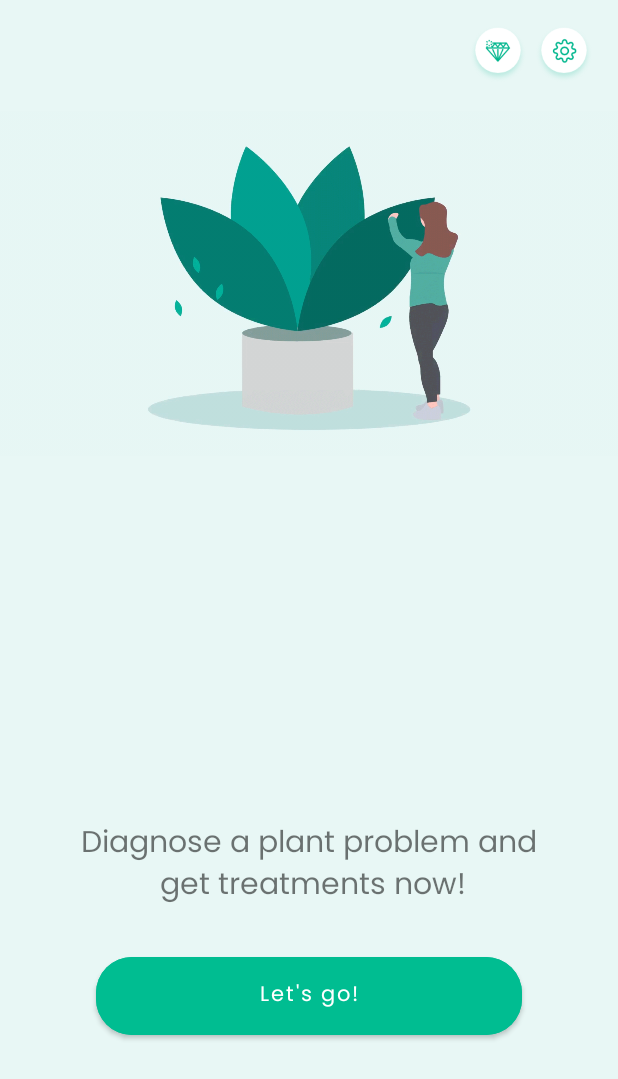
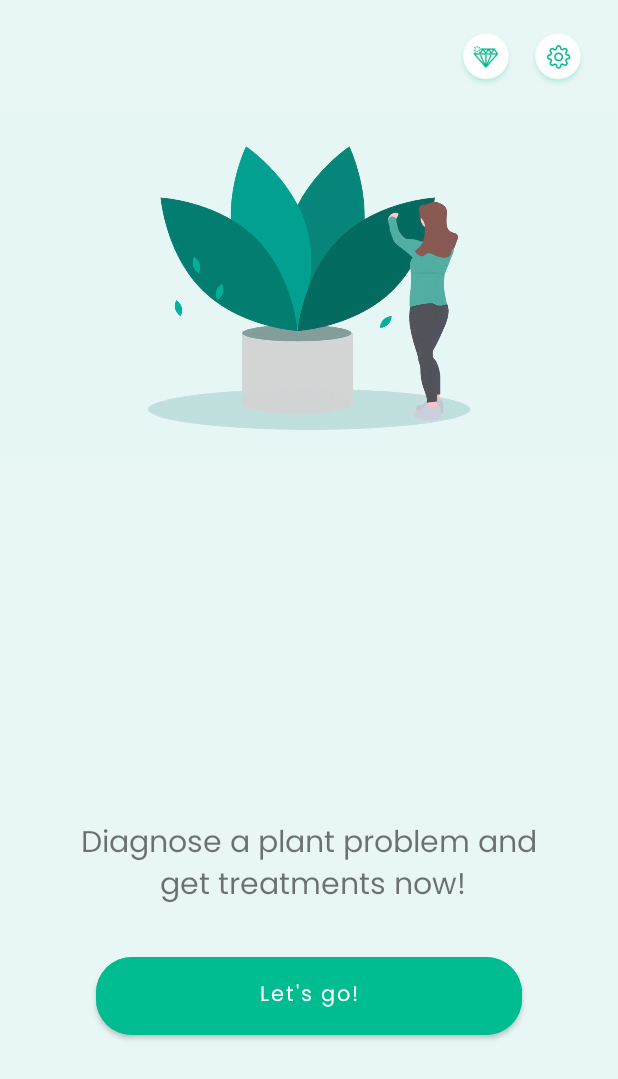
Before and after one commit to JavadSheikhsagha/DiseaseIdentifier, an Android app: the MainActivity screen opened directly, with no data from a screen before it, on a phone screen of 412 x 824 dp. Shown: the top 1079 px of the screen. Run offline under Robolectric (Android 15) with nearby library versions, the phone set to English and light mode, and no system bars.

Commit message:
[BUGFIX] fix bug of the displacement of premium and setting btn

```diff
--- a/app/src/main/res/layout/activity_disease_single.xml
+++ b/app/src/main/res/layout/activity_disease_single.xml
@@ -50,7 +50,7 @@
             app:layout_constraintTop_toTopOf="parent">
 
             <ImageView
-                android:id="@+id/btn_settings"
+                android:id="@+id/btn_premium"
                 android:layout_width="48dp"
                 android:layout_height="48dp"
                 android:padding="4dp"
@@ -59,7 +59,7 @@
                 app:layout_constraintTop_toTopOf="parent" />
 
             <ImageView
-                android:id="@+id/btn_premium"
+                android:id="@+id/btn_settings"
                 android:layout_width="48dp"
                 android:layout_height="48dp"
                 android:padding="4dp"
--- a/app/src/main/res/layout/activity_error.xml
+++ b/app/src/main/res/layout/activity_error.xml
@@ -45,7 +45,7 @@
         app:layout_constraintTop_toTopOf="parent">
 
         <ImageView
-            android:id="@+id/btn_settings"
+            android:id="@+id/btn_premium"
             android:layout_width="48dp"
             android:layout_height="48dp"
             android:padding="4dp"
@@ -54,7 +54,7 @@
             app:layout_constraintTop_toTopOf="parent" />
 
         <ImageView
-            android:id="@+id/btn_premium"
+            android:id="@+id/btn_settings"
             android:layout_width="48dp"
             android:layout_height="48dp"
             android:padding="4dp"
--- a/app/src/main/res/layout/activity_main.xml
+++ b/app/src/main/res/layout/activity_main.xml
@@ -28,19 +28,22 @@
         >
 
         <ImageView
-            android:layout_marginHorizontal="4dp"
-            android:layout_width="40dp"
-            android:layout_height="40dp"
+            android:id="@+id/btn_premium"
+            android:layout_width="48dp"
+            android:layout_height="48dp"
+            android:padding="4dp"
             android:src="@drawable/icon_premium"
-            android:id="@+id/btn_premium"
-            />
+            app:layout_constraintStart_toStartOf="parent"
+            app:layout_constraintTop_toTopOf="parent" />
 
         <ImageView
-            android:layout_width="40dp"
-            android:layout_height="40dp"
+            android:id="@+id/btn_settings"
+            android:layout_width="48dp"
+            android:layout_height="48dp"
+            android:padding="4dp"
             android:src="@drawable/icon_settings"
-            android:id="@+id/btn_settings"
-            />
+            app:layout_constraintStart_toStartOf="parent"
+            app:layout_constraintTop_toTopOf="parent" />
 
 
     </LinearLayout>
--- a/app/src/main/res/layout/activity_plant_info.xml
+++ b/app/src/main/res/layout/activity_plant_info.xml
@@ -50,7 +50,7 @@
             app:layout_constraintTop_toTopOf="parent">
 
             <ImageView
-                android:id="@+id/btn_settings"
+                android:id="@+id/btn_premium"
                 android:layout_width="48dp"
                 android:layout_height="48dp"
                 android:padding="4dp"
@@ -59,7 +59,7 @@
                 app:layout_constraintTop_toTopOf="parent" />
 
             <ImageView
-                android:id="@+id/btn_premium"
+                android:id="@+id/btn_settings"
                 android:layout_width="48dp"
                 android:layout_height="48dp"
                 android:padding="4dp"
--- a/app/src/main/res/layout/activity_plant_single.xml
+++ b/app/src/main/res/layout/activity_plant_single.xml
@@ -31,7 +31,7 @@
         app:layout_constraintTop_toTopOf="parent">
 
         <ImageView
-            android:id="@+id/btn_settings"
+            android:id="@+id/btn_premium"
             android:layout_width="48dp"
             android:layout_height="48dp"
             android:padding="4dp"
@@ -40,7 +40,7 @@
             app:layout_constraintTop_toTopOf="parent" />
 
         <ImageView
-            android:id="@+id/btn_premium"
+            android:id="@+id/btn_settings"
             android:layout_width="48dp"
             android:layout_height="48dp"
             android:padding="4dp"
```
